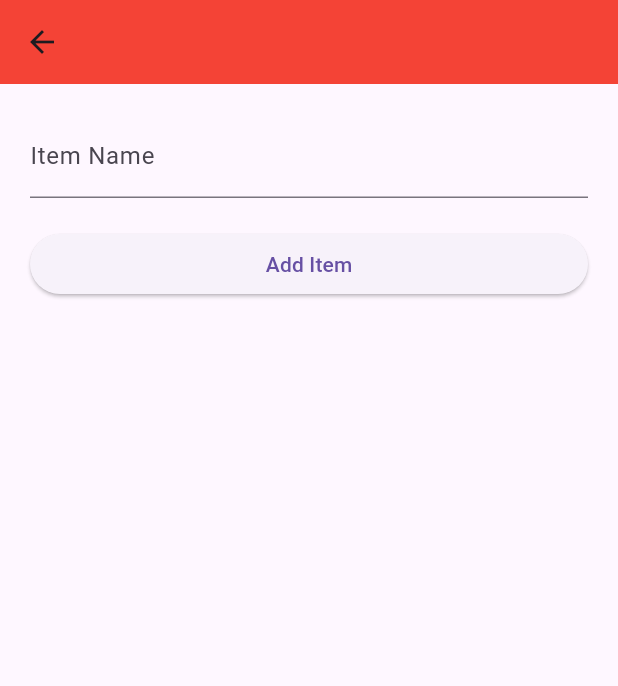
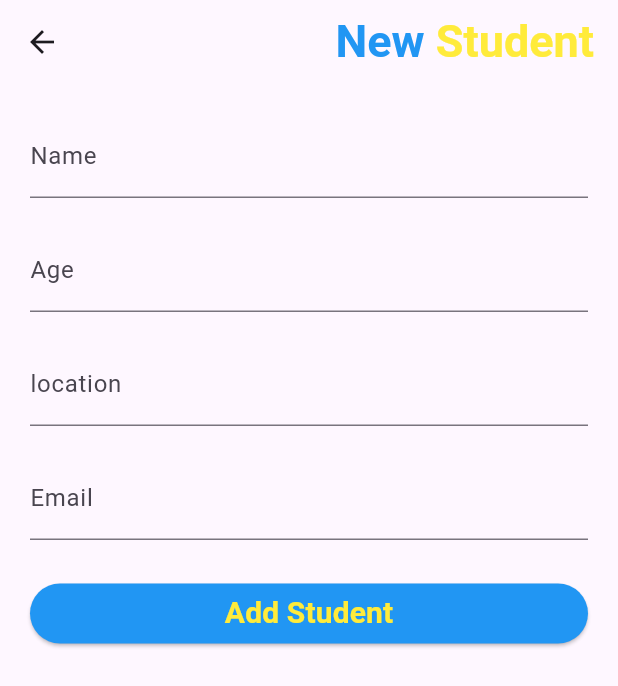
Before and after one commit to jdtdjayasingha/Data-Manage-Mobile-Application, a Flutter app: the screen it shows after launch, after a tap on the "add" icon, on a phone screen of 412 x 824 dp. Shown: the top 686 px of the screen. Run offline on Flutter 3.47's test engine with Material 3 defaults, Android fonts, the phone set to English and light mode, and no system bars; our stand-ins replace cloud_firestore, firebase_core; accounts and stored records are empty.

Commit message:
Created Dashboard

```diff
--- a/lib/Screen/dashboard.dart
+++ b/lib/Screen/dashboard.dart
@@ -7,13 +7,7 @@ class Dashboard extends StatelessWidget {
 
   @override
   Widget build(BuildContext context) {
-    return MaterialApp(
-      title: 'Flutter Firebase CRUD',
-      theme: ThemeData(
-        primarySwatch: Colors.blue,
-      ),
-      home: MyHomePage(),
-    );
+    return MyHomePage();
   }
 }
 
@@ -23,7 +17,11 @@ class MyHomePage extends StatefulWidget {
 }
 
 class _MyHomePageState extends State<MyHomePage> {
-  final TextEditingController _textEditingController = TextEditingController();
+  final TextEditingController _nameEditingController = TextEditingController();
+  final TextEditingController _ageEditingController = TextEditingController();
+  final TextEditingController _locationEditingController =
+      TextEditingController();
+  final TextEditingController _emailEditingController = TextEditingController();
   late CollectionReference _collectionReference;
 
   @override
@@ -33,20 +31,42 @@ class _MyHomePageState extends State<MyHomePage> {
   }
 
   void _addItem() async {
-    await _collectionReference.add({'name': _textEditingController.text});
-    _textEditingController.clear();
+    await _collectionReference.add(
+      {
+        'name': _nameEditingController.text,
+        'age': _ageEditingController.text,
+        'location': _locationEditingController.text,
+        'email': _emailEditingController.text,
+      },
+    );
+
+    _nameEditingController.clear();
+    _ageEditingController.clear();
+    _locationEditingController.clear();
+    _emailEditingController.clear();
   }
 
   void _updateItem(DocumentSnapshot doc) async {
     await showDialog(
       context: context,
       builder: (BuildContext context) {
-        final TextEditingController controller =
+        final TextEditingController namecontroller =
             TextEditingController(text: doc['name']);
+        final TextEditingController agecontroller =
+            TextEditingController(text: doc['age']);
+
         return AlertDialog(
-          title: Text('Update Item'),
-          content: TextField(
-            controller: controller,
+          title: Column(
+            crossAxisAlignment: CrossAxisAlignment.start,
+            children: [
+              Text('Update Item'),
+              TextField(
+                controller: namecontroller,
+              ),
+              TextField(
+                controller: agecontroller,
+              ),
+            ],
           ),
           actions: <Widget>[
             TextButton(
@@ -57,7 +77,10 @@ class _MyHomePageState extends State<MyHomePage> {
             ),
             TextButton(
               onPressed: () async {
-                await doc.reference.update({'name': controller.text});
+                await doc.reference.update({
+                  'name': namecontroller.text,
+                  'age': agecontroller.text,
+                });
                 Navigator.of(context).pop();
               },
               child: Text('Update'),
@@ -79,6 +102,7 @@ class _MyHomePageState extends State<MyHomePage> {
   Widget build(BuildContext context) {
     return Scaffold(
       floatingActionButton: FloatingActionButton(
+        backgroundColor: Colors.yellow,
         onPressed: () {
           Navigator.push(
             context,
@@ -87,8 +111,31 @@ class _MyHomePageState extends State<MyHomePage> {
         },
         child: const Icon(Icons.add),
       ),
+      appBar: AppBar(
+        title: Row(
+          mainAxisAlignment: MainAxisAlignment.center,
+          children: const [
+            Text(
+              "Student ",
+              style: TextStyle(
+                color: Colors.blue,
+                fontSize: 30,
+                fontWeight: FontWeight.w700,
+              ),
+            ),
+            Text(
+              "Database",
+              style: TextStyle(
+                color: Colors.yellow,
+                fontSize: 30,
+                fontWeight: FontWeight.w700,
+              ),
+            ),
+          ],
+        ),
+      ),
       body: Padding(
-        padding: const EdgeInsets.all(20.0),
+        padding: const EdgeInsets.all(5.0),
         child: Column(
           crossAxisAlignment: CrossAxisAlignment.stretch,
           children: [
@@ -105,7 +152,34 @@ class _MyHomePageState extends State<MyHomePage> {
                     itemBuilder: (BuildContext context, int index) {
                       final DocumentSnapshot doc = snapshot.data!.docs[index];
                       return ListTile(
-                        title: Text(doc['name']),
+                        title: Column(
+                          children: [
+                            Material(
+                              elevation: 5,
+                              borderRadius: BorderRadius.circular(10),
+                              child: Container(
+                                width: MediaQuery.of(context).size.width,
+                                decoration: BoxDecoration(
+                                  color: Colors.white,
+                                  borderRadius: BorderRadius.circular(5),
+                                ),
+                                child: Padding(
+                                  padding: const EdgeInsets.all(20.0),
+                                  child: Column(
+                                    crossAxisAlignment:
+                                        CrossAxisAlignment.start,
+                                    children: [
+                                      Text('Name: ' + doc['name']),
+                                      Text('Age: ' + doc['age']),
+                                      Text('Location: ' + doc['location']),
+                                      Text('Email: ' + doc['email']),
+                                    ],
+                                  ),
+                                ),
+                              ),
+                            ),
+                          ],
+                        ),
                         onTap: () => _updateItem(doc),
                       );
                     },
--- a/lib/Screen/new.dart
+++ b/lib/Screen/new.dart
@@ -11,12 +11,18 @@ class New extends StatelessWidget {
 }
 
 class MyHomePage extends StatefulWidget {
+  const MyHomePage({super.key});
+
   @override
   _MyHomePageState createState() => _MyHomePageState();
 }
 
 class _MyHomePageState extends State<MyHomePage> {
-  final TextEditingController _textEditingController = TextEditingController();
+  final TextEditingController _nameEditingController = TextEditingController();
+  final TextEditingController _ageEditingController = TextEditingController();
+  final TextEditingController _locationEditingController =
+      TextEditingController();
+  final TextEditingController _emailEditingController = TextEditingController();
   late CollectionReference _collectionReference;
 
   @override
@@ -26,69 +32,97 @@ class _MyHomePageState extends State<MyHomePage> {
   }
 
   void _addItem() async {
-    await _collectionReference.add({'name': _textEditingController.text});
-    _textEditingController.clear();
-  }
-
-  void _updateItem(DocumentSnapshot doc) async {
-    await showDialog(
-      context: context,
-      builder: (BuildContext context) {
-        final TextEditingController controller =
-            TextEditingController(text: doc['name']);
-        return AlertDialog(
-          title: Text('Update Item'),
-          content: TextField(
-            controller: controller,
-          ),
-          actions: <Widget>[
-            TextButton(
-              onPressed: () {
-                Navigator.of(context).pop();
-              },
-              child: Text('Cancel'),
-            ),
-            TextButton(
-              onPressed: () async {
-                await doc.reference.update({'name': controller.text});
-                Navigator.of(context).pop();
-              },
-              child: Text('Update'),
-            ),
-            TextButton(
-              onPressed: () async {
-                await doc.reference.delete();
-                Navigator.of(context).pop();
-              },
-              child: Text('Delete'),
-            ),
-          ],
-        );
+    await _collectionReference.add(
+      {
+        'name': _nameEditingController.text,
+        'age': _ageEditingController.text,
+        'location': _locationEditingController.text,
+        'email': _emailEditingController.text,
       },
     );
+
+    _nameEditingController.clear();
+    _ageEditingController.clear();
+    _locationEditingController.clear();
+    _emailEditingController.clear();
   }
 
   @override
   Widget build(BuildContext context) {
     return Scaffold(
       appBar: AppBar(
-        backgroundColor: Colors.red,
+        title: Row(
+          mainAxisAlignment: MainAxisAlignment.end,
+          children: const [
+            Text(
+              "New ",
+              style: TextStyle(
+                color: Colors.blue,
+                fontSize: 30,
+                fontWeight: FontWeight.w700,
               ),
-      body: Padding(
-        padding: const EdgeInsets.all(20.0),
+            ),
+            Text(
+              "Student",
+              style: TextStyle(
+                color: Colors.yellow,
+                fontSize: 30,
+                fontWeight: FontWeight.w700,
+              ),
+            ),
+          ],
+        ),
+      ),
+      body: SingleChildScrollView(
+        child: Padding(
+          padding: EdgeInsets.all(20.0),
           child: Column(
             crossAxisAlignment: CrossAxisAlignment.stretch,
             children: [
               TextField(
-              controller: _textEditingController,
-              decoration: InputDecoration(labelText: 'Item Name'),
+                controller: _nameEditingController,
+                decoration: InputDecoration(
+                  labelText: 'Name',
+                ),
               ),
               SizedBox(height: 20.0),
+              TextField(
+                controller: _ageEditingController,
+                decoration: InputDecoration(
+                  labelText: 'Age',
+                ),
+              ),
+              SizedBox(height: 20.0),
+              TextField(
+                controller: _locationEditingController,
+                decoration: InputDecoration(
+                  labelText: 'location',
+                ),
+              ),
+              SizedBox(height: 20.0),
+              TextField(
+                controller: _emailEditingController,
+                decoration: InputDecoration(
+                  labelText: 'Email',
+                ),
+              ),
+              SizedBox(height: 25.0),
               ElevatedButton(
+                style: ElevatedButton.styleFrom(
+                  backgroundColor: Colors.blue,
+                ),
                 onPressed: _addItem,
-              child: Text('Add Item'),
+                child: Text(
+                  'Add Student',
+                  style: TextStyle(
+                    color: Colors.yellow,
+                    fontSize: 20,
+                    fontWeight: FontWeight.bold,
+                  ),
+                ),
               ),
             ],
+          ),
         ),
       ),
     );
```
Lines whose indentation alone changed are shown as unchanged.
